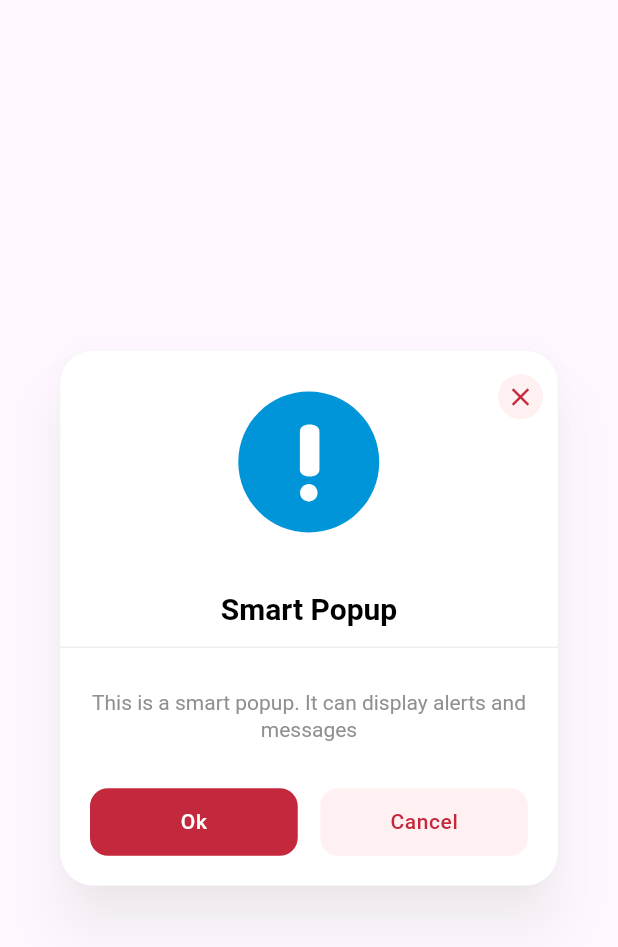
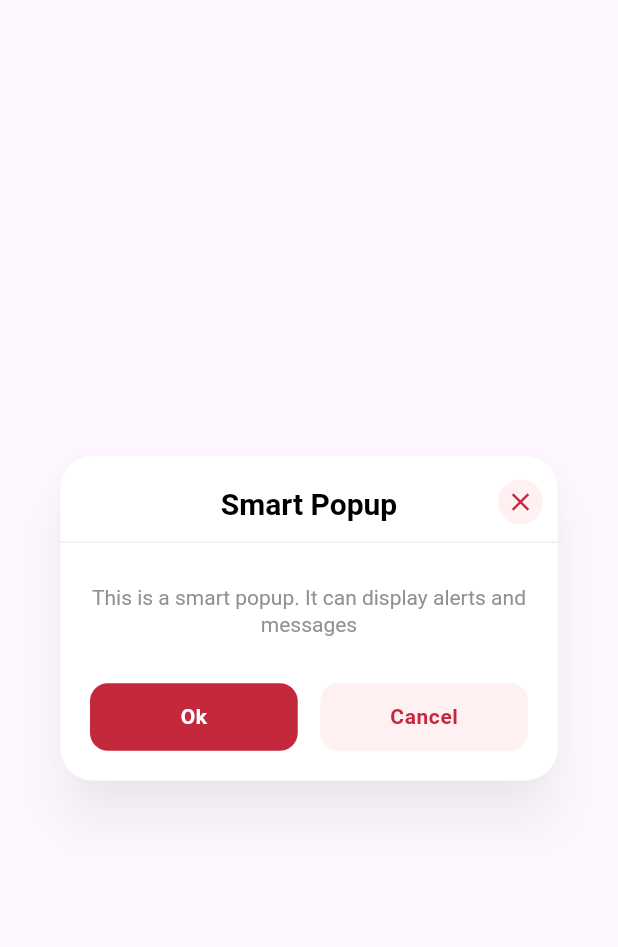
Before and after one commit to fazil-kp/smart_popup, a Flutter app: the SmartPopup widget shown alone on an empty page, opened directly, on a phone screen of 412 x 824 dp. Shown: the top 947 px of the screen. Run offline on Flutter 3.47's test engine with Material 3 defaults, Android fonts, the phone set to English and light mode, and no system bars; drawn by our look-alikes of flutter_animate; our stand-ins replace flutter_hooks, lottie, video_player; missing offline and left inert: flutter_timer_countdown.

Commit message:
update main.dart and smart_popup.dart

```diff
--- a/example/lib/main.dart
+++ b/example/lib/main.dart
@@ -45,7 +45,7 @@ class SmartPopupExample extends StatelessWidget {
                   secondaryButtonTap: () {
                     Navigator.of(context).pop();
                   },
-                  popType: PopType.info,
+                  // popType: PopType.info,
                   // openDuration: Duration(seconds: 2),
                   // showButtons: false,
                   // timerDelay: 5,
--- a/lib/smart_popup.dart
+++ b/lib/smart_popup.dart
@@ -256,6 +256,7 @@ class SmartPopup extends HookWidget {
                                     color: primaryButtonColor ?? const Color(0xFFC4283C),
                                     textColor: primaryButtonTextColor ?? Colors.white,
                                     border: const Border(),
+                                    fontWeight: FontWeight.w600,
                                     onTap: () => {primaryButtonTap!()},
                                   ),
                                 ),
@@ -269,6 +270,7 @@ class SmartPopup extends HookWidget {
                                   color: secondaryButtonColor ?? const Color(0XFFFFF1F1),
                                   textColor: secondaryButtonTextColor ?? const Color(0xFFC4283C),
                                   border: const Border(),
+                                  fontWeight: FontWeight.w600,
                                   onTap: () => {secondaryButtonTap!()},
                                 ),
                               ),
```
